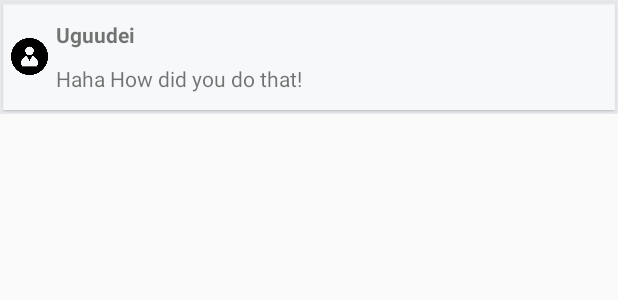
After one commit to xuugii/AgileAndroid, an Android app: the layout git_notify_list.xml on its own in the app's theme, with its tools: preview values and no code run, on a phone screen of 412 x 824 dp. The commit adds this screen. Shown: the top 300 px of the screen. Run offline under Robolectric (Android 15) with nearby library versions, the light colour scheme and no system bars.

Commit message:
Added List for the commit part

```diff
--- a/GitHubPro/app/src/main/java/githubnotify/githubpro/com/githubnotify/LoginActivity.java
+++ b/GitHubPro/app/src/main/java/githubnotify/githubpro/com/githubnotify/LoginActivity.java
@@ -66,7 +66,6 @@ public class LoginActivity extends Activity implements OnClickListener{
                 //repoName = loginRepo.getText().toString();
                 //token = loginToken.getText().toString();
                 //TODO fix remove this
-                password = "git5ugu247";
                 userName = "uguudei@gmail.com";
                 repoName = "AgileAndroid";
                 Intent main = new Intent(LoginActivity.this, MainActivity.class);
--- /dev/null
+++ b/GitHubPro/app/src/main/res/layout/git_notify_list.xml
@@ -0,0 +1,37 @@
+<?xml version="1.0" encoding="utf-8"?>
+<LinearLayout xmlns:android="http://schemas.android.com/apk/res/android"
+    android:orientation="horizontal" android:layout_width="fill_parent"
+    android:layout_height="wrap_content"
+    android:background="@drawable/card">
+ 	<ImageView
+ 	    android:src="@drawable/avatar"
+ 	    android:layout_height="35dp"
+ 	    android:layout_width="35dp"
+ 	    android:padding="5dp"
+ 	    android:layout_gravity="center"/>
+ 	<LinearLayout
+ 	    android:layout_width="fill_parent"
+ 	    android:layout_height="wrap_content"
+		android:orientation="vertical"
+		android:paddingRight="10dp"
+		android:paddingTop="10dp"
+		android:paddingBottom="10dp">
+
+    <TextView android:id="@+id/gitHubViewName"
+        android:layout_height="wrap_content"
+        android:layout_width="match_parent"
+        android:text="Uguudei"
+        android:textStyle="bold"
+        android:paddingBottom="10dp"
+       >
+    </TextView>
+     <TextView android:id="@+id/gitHubViewComment"
+        android:layout_height="wrap_content"
+        android:layout_width="match_parent"
+        android:text = "Haha How did you do that!"
+       >
+    </TextView>
+
+ 	</LinearLayout>
+
+</LinearLayout>
```
Also changed, not shown: GitHubPro/app/src/main/java/githubnotify/githubpro/com/githubnotify/GitHubParser.java (+9 -4 lines), GitHubPro/app/src/main/java/githubnotify/githubpro/com/githubnotify/GitHubView.java (added, +33 -0 lines), GitHubPro/app/src/main/java/githubnotify/githubpro/com/githubnotify/GitHubViewListAdapter.java (added, +125 -0 lines), GitHubPro/app/src/main/java/githubnotify/githubpro/com/githubnotify/MainActivity.java (+24 -91 lines), GitHubPro/app/src/main/res/layout/login_main.xml (+6 -3 lines), GitHubPro/app/src/main/res/drawable/avatar.png (added), GitHubPro/app/src/main/res/drawable/card.9.png (added).
